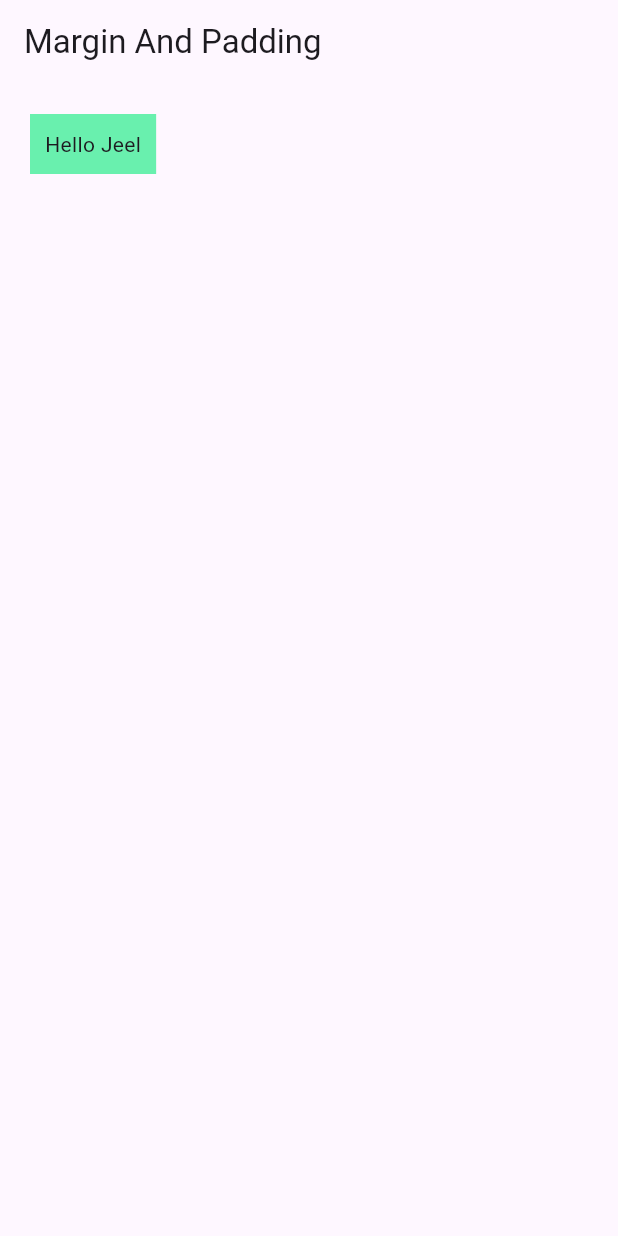
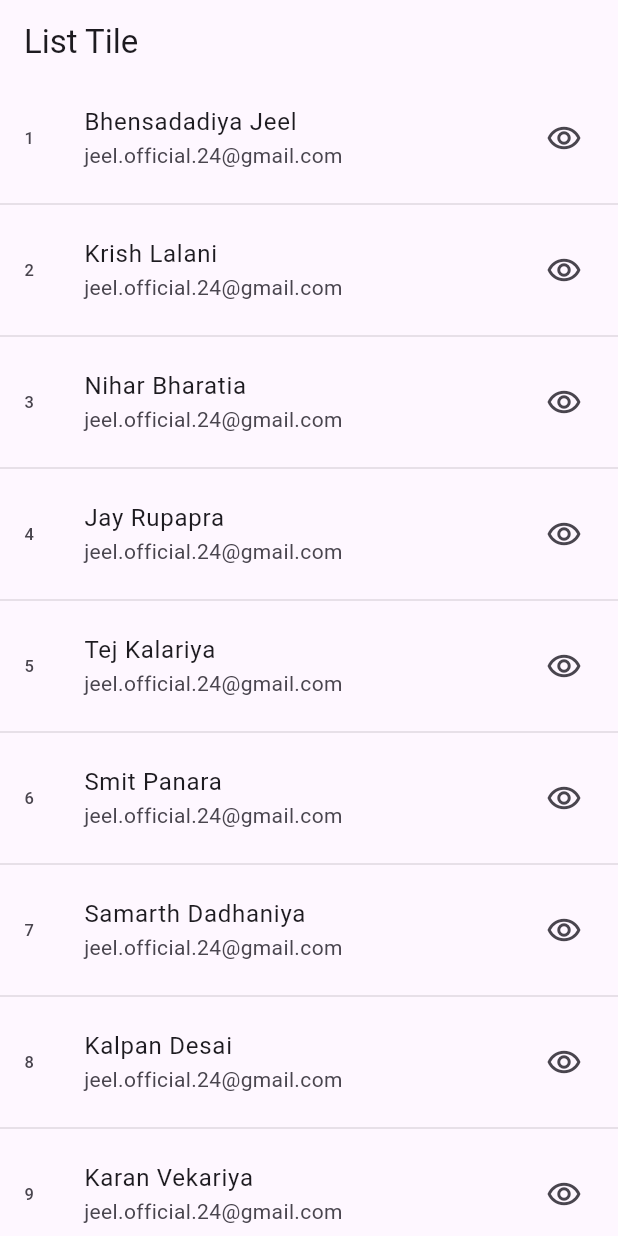
Before and after one commit to jeelpatel001/first_flutter_app, a Flutter app: the screen it shows after launch, on a phone screen of 412 x 824 dp. Run offline on Flutter 3.47's test engine with Material 3 defaults, Android fonts, the phone set to English and light mode, and no system bars.

Commit message:
Learn List Tile Widget with (trailing, leading, title or subtitle)

```diff
--- /dev/null
+++ b/lib/_15_list_tile.dart
@@ -0,0 +1,55 @@
+import 'package:flutter/material.dart';
+
+class MyListTile extends StatefulWidget {
+  const MyListTile({super.key});
+
+  @override
+  State<MyListTile> createState() => _MyListTileState();
+}
+
+class _MyListTileState extends State<MyListTile> {
+  var arrNames = [
+    "Bhensadadiya Jeel",
+    "Krish Lalani",
+    "Nihar Bharatia",
+    "Jay Rupapra",
+    "Tej Kalariya",
+    "Smit Panara",
+    "Samarth Dadhaniya",
+    "Kalpan Desai",
+    "Karan Vekariya",
+    "Meet Chovatiya",
+    "Tirth Chhatrala"
+  ];
+
+  @override
+  Widget build(BuildContext context) {
+    return Scaffold(
+      appBar: AppBar(
+        title: const Text("List Tile"),
+      ),
+      body: ListView.separated(
+          itemBuilder: (context, index) {
+            return ListTile(
+              leading: Text("${index + 1}"),
+              title: Text(arrNames[index]),
+              subtitle: Text("jeel.official.24@gmail.com"),
+              trailing: Icon(Icons.remove_red_eye_outlined),
+              onTap: () {
+                print(arrNames[index]);
+              },
+              onLongPress: () {
+                print("${arrNames[index]} Long Pressed ");
+              },
+            );
+          },
+          separatorBuilder: (context, index) {
+            return const Divider(
+              thickness: 1,
+              color: Colors.black12,
+            );
+          },
+          itemCount: arrNames.length),
+    );
+  }
+}
--- a/lib/main.dart
+++ b/lib/main.dart
@@ -3,6 +3,7 @@ import 'package:first_flutter_app/_11_List_View_DynamicData.dart';
 import 'package:first_flutter_app/_12_Container_Decoration.dart';
 import 'package:first_flutter_app/_13_Expanded_Widget.dart';
 import 'package:first_flutter_app/_14_Margin_Padding.dart';
+import 'package:first_flutter_app/_15_list_tile.dart';
 import 'package:first_flutter_app/_1_Container.dart';
 import 'package:first_flutter_app/_2_Text_Button_Widget.dart';
 import 'package:first_flutter_app/_3_Elevated_Button_Widget.dart';
@@ -49,7 +50,8 @@ class MyApp extends StatelessWidget {
       // home: const ListViewDynamicData(),
       // home: const ContainerDecoration(),
       // home: const ExpandedWidget(),
-      home: const MarginAndPadding(),
+      // home: const MarginAndPadding(),
+      home: const MyListTile(),
 
 
     );
@@ -72,7 +74,6 @@ void displayName() {
 class _MyHomePageState extends State<MyHomePage> {
   @override
   Widget build(BuildContext context) {
-    var names = ['Jeel', 'Jay', 'Nihar', 'Krish', 'Babloo', 'Motu'];
 
     return Scaffold(
       appBar: AppBar(
```
